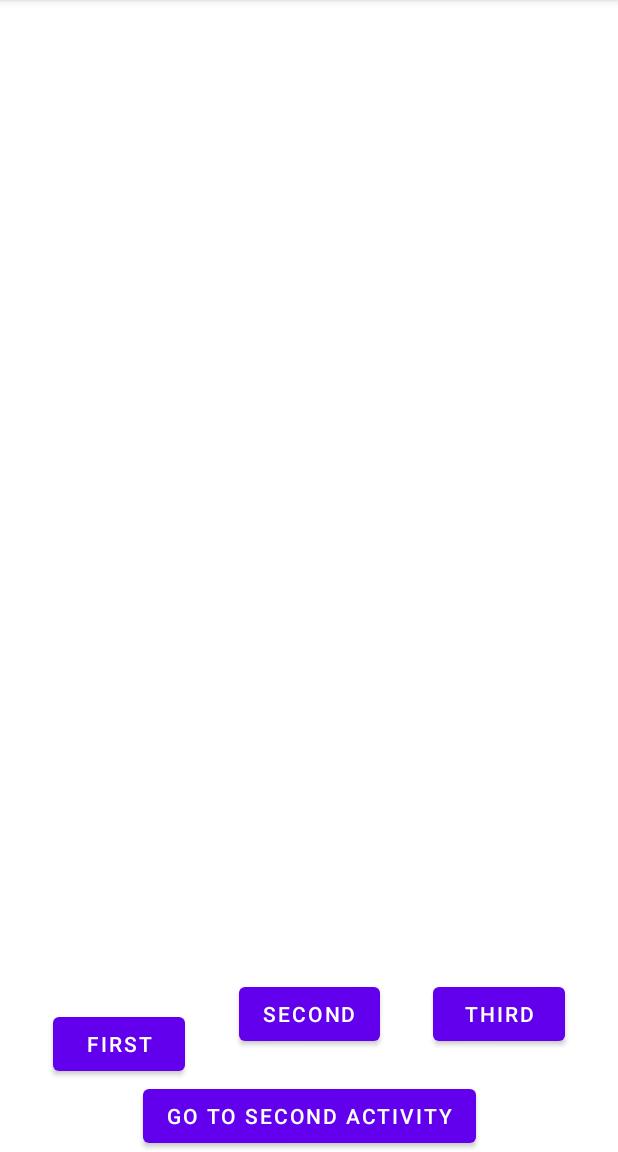
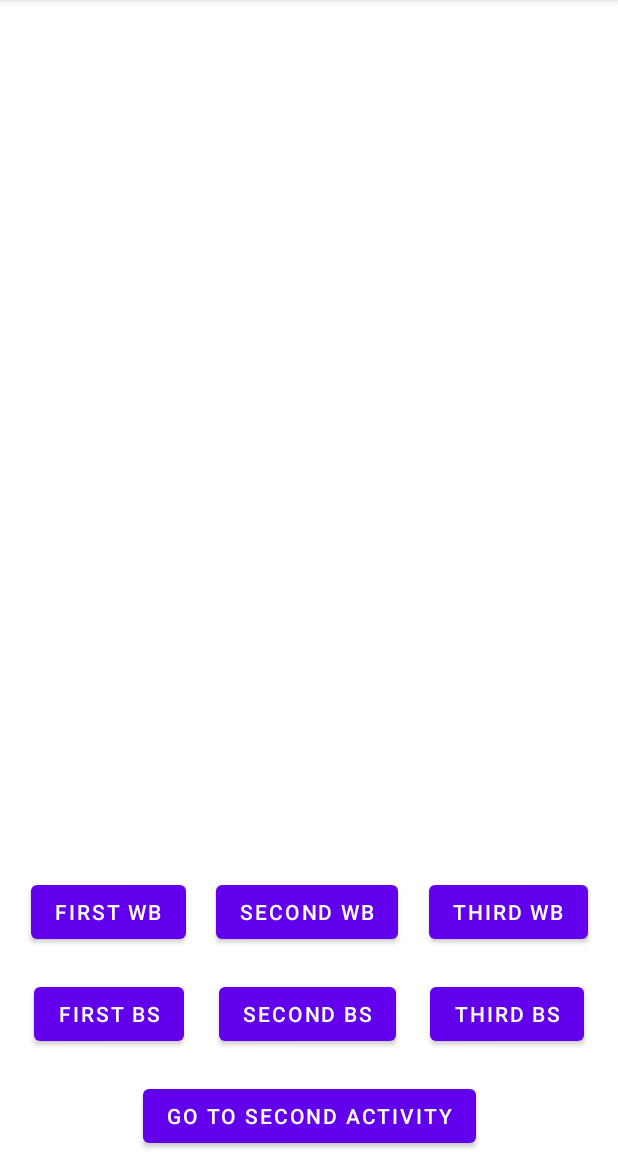
Before and after one commit to mahmood199/Dissecting-LifeCycle-In-Android, an Android app: the screen it shows after launch (FirstActivity), on a phone screen of 412 x 824 dp, the part 84-1236 px from its top. Run offline under Robolectric (Android 15) with nearby library versions, the phone set to English and light mode, and no system bars.

```diff
--- a/app/src/main/res/layout/activity_first.xml
+++ b/app/src/main/res/layout/activity_first.xml
@@ -19,7 +19,8 @@
         android:id="@+id/btn_1"
         android:layout_width="wrap_content"
         android:layout_height="wrap_content"
-        android:text="First"
+        android:layout_marginBottom="20dp"
+        android:text="First WB"
         app:layout_constraintBottom_toTopOf="@+id/btn_4"
         app:layout_constraintEnd_toStartOf="@+id/btn_2"
         app:layout_constraintHorizontal_bias="0.5"
@@ -29,26 +30,61 @@
         android:id="@+id/btn_2"
         android:layout_width="wrap_content"
         android:layout_height="wrap_content"
-        android:layout_marginBottom="20dp"
-        android:text="Second"
-        app:layout_constraintBottom_toTopOf="@+id/btn_4"
+        android:text="Second WB"
+        app:layout_constraintBottom_toBottomOf="@+id/btn_1"
         app:layout_constraintEnd_toEndOf="parent"
         app:layout_constraintEnd_toStartOf="@+id/btn_3"
         app:layout_constraintHorizontal_bias="0.5"
-        app:layout_constraintStart_toEndOf="@+id/btn_1" />
+        app:layout_constraintStart_toEndOf="@+id/btn_1"
+        app:layout_constraintTop_toTopOf="@+id/btn_1" />
 
     <Button
         android:id="@+id/btn_3"
         android:layout_width="wrap_content"
         android:layout_height="wrap_content"
-        android:text="Third"
+        android:text="Third WB"
         app:layout_constraintBottom_toBottomOf="@+id/btn_2"
         app:layout_constraintEnd_toEndOf="parent"
         app:layout_constraintHorizontal_bias="0.5"
-        app:layout_constraintStart_toEndOf="@+id/btn_2" />
+        app:layout_constraintStart_toEndOf="@+id/btn_2"
+        app:layout_constraintTop_toTopOf="@+id/btn_2" />
 
     <Button
         android:id="@+id/btn_4"
+        android:layout_width="wrap_content"
+        android:layout_height="wrap_content"
+        android:layout_marginBottom="20dp"
+        android:text="First BS"
+        app:layout_constraintBottom_toTopOf="@+id/btn_7"
+        app:layout_constraintEnd_toStartOf="@+id/btn_5"
+        app:layout_constraintHorizontal_bias="0.5"
+        app:layout_constraintStart_toStartOf="parent" />
+
+    <Button
+        android:id="@+id/btn_5"
+        android:layout_width="wrap_content"
+        android:layout_height="wrap_content"
+        android:text="Second BS"
+        app:layout_constraintBottom_toBottomOf="@+id/btn_4"
+        app:layout_constraintEnd_toStartOf="@+id/btn_6"
+        app:layout_constraintHorizontal_bias="0.5"
+        app:layout_constraintStart_toEndOf="@+id/btn_4"
+        app:layout_constraintTop_toTopOf="@+id/btn_4" />
+
+    <Button
+        android:id="@+id/btn_6"
+        android:layout_width="wrap_content"
+        android:layout_height="wrap_content"
+        android:text="Third BS"
+        app:layout_constraintBottom_toBottomOf="@+id/btn_5"
+        app:layout_constraintEnd_toEndOf="parent"
+        app:layout_constraintHorizontal_bias="0.5"
+        app:layout_constraintStart_toEndOf="@+id/btn_5"
+        app:layout_constraintTop_toTopOf="@+id/btn_5" />
+
+
+    <Button
+        android:id="@+id/btn_7"
         android:layout_width="wrap_content"
         android:layout_height="wrap_content"
         android:text="Go to second activity"
```
Also changed, not shown: app/src/main/java/com/example/dissectinglifecycle/FirstActivity.kt (+20 -15 lines).
